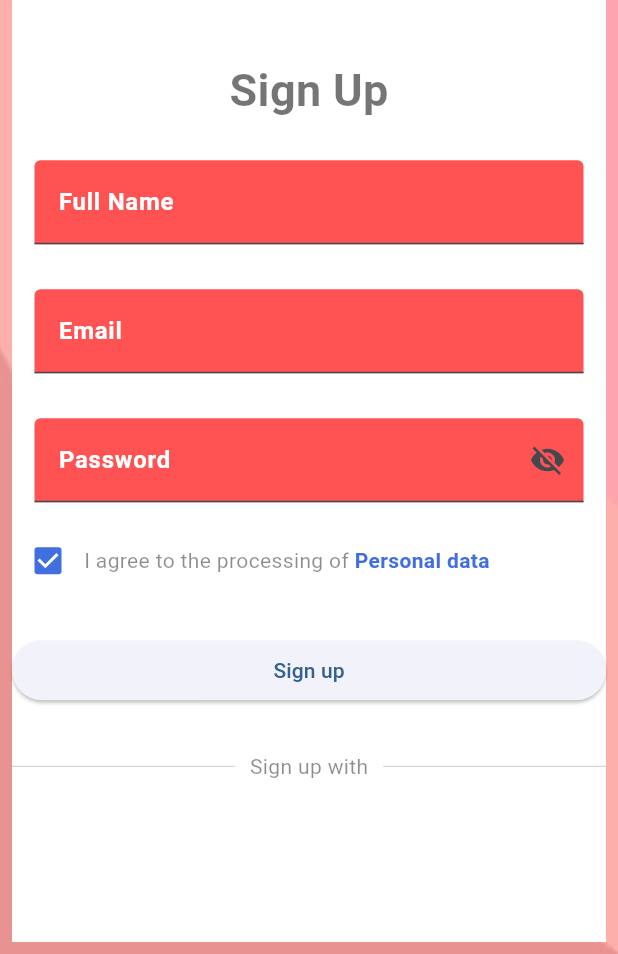
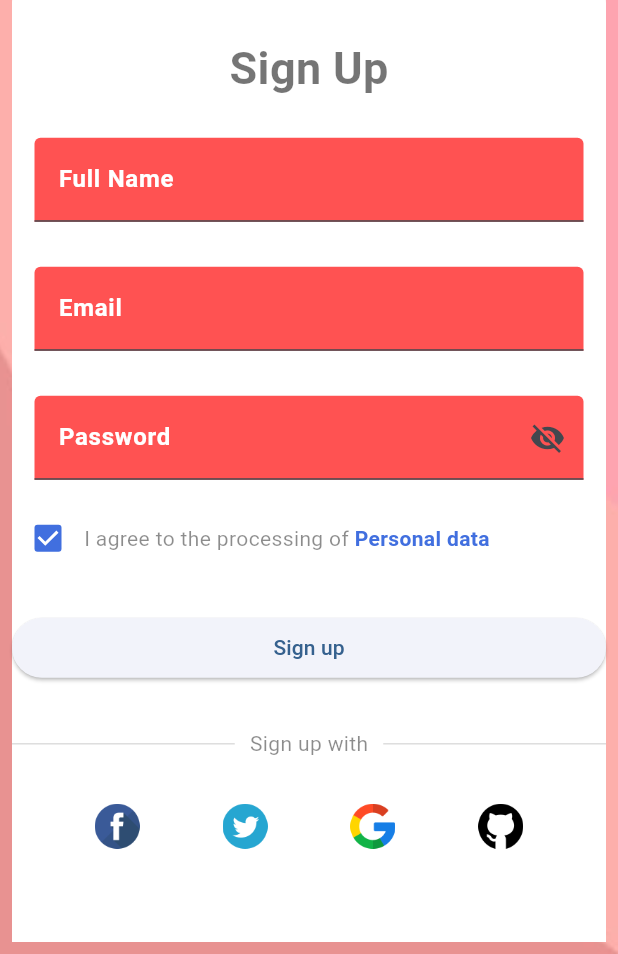
Before and after one commit to Samiul-7/Main_project, a Flutter app: the screen it shows after launch, after a tap on "Register Now", on a phone screen of 412 x 824 dp, the part 282-1236 px from its top. Run offline on Flutter 3.47's test engine with Material 3 defaults, Android fonts, the phone set to English and light mode, and no system bars; our stand-ins replace flutter_spinkit; missing offline and left inert: animated_switch.

Commit message:
Sign Up final

```diff
--- a/lib/signup_page.dart
+++ b/lib/signup_page.dart
@@ -257,6 +257,67 @@ class _SignUpScreenState extends State<signup_page>{
                                 const SizedBox(
                                   height: 30.0,
                                 ),
+                                Row(
+                                  mainAxisAlignment: MainAxisAlignment.spaceEvenly,
+                                  children: [
+                                    Container(
+                                      height: 30,
+                                      width: 30,
+                                      child: InkWell(
+                                        child: Image(
+                                          image: AssetImage('assets/facebook.png'),
+                                        ),
+                                        onTap: (){
+                                          Navigator.of(context).pushReplacement(MaterialPageRoute(
+                                              builder: (_)=>home_page()));
+                                        },
+                                      ),
+
+                                    ),
+                                    Container(
+                                      height: 30,
+                                      width: 30,
+                                      child: InkWell(
+                                        child: Image(
+                                          image: AssetImage('assets/twitter.png'),
+                                        ),
+                                        onTap: (){
+                                          Navigator.of(context).pushReplacement(MaterialPageRoute(
+                                              builder: (_)=>home_page()));
+                                        },
+                                      ),
+
+                                    ),
+                                    Container(
+                                      height: 30,
+                                      width: 30,
+                                      child: InkWell(
+                                        child: Image(
+                                          image: AssetImage('assets/google.png'),
+                                        ),
+                                        onTap: (){
+                                          Navigator.of(context).pushReplacement(MaterialPageRoute(
+                                              builder: (_)=>home_page()));
+                                        },
+                                      ),
+
+                                    ),
+                                    Container(
+                                      height: 30,
+                                      width: 30,
+                                      child: InkWell(
+                                        child: Image(
+                                          image: AssetImage('assets/github.png'),
+                                        ),
+                                        onTap: (){
+                                          Navigator.of(context).pushReplacement(MaterialPageRoute(
+                                              builder: (_)=>home_page()));
+                                        },
+                                      ),
+
+                                    )
+                                  ],
+                                ),
 
 
                               ],
```
